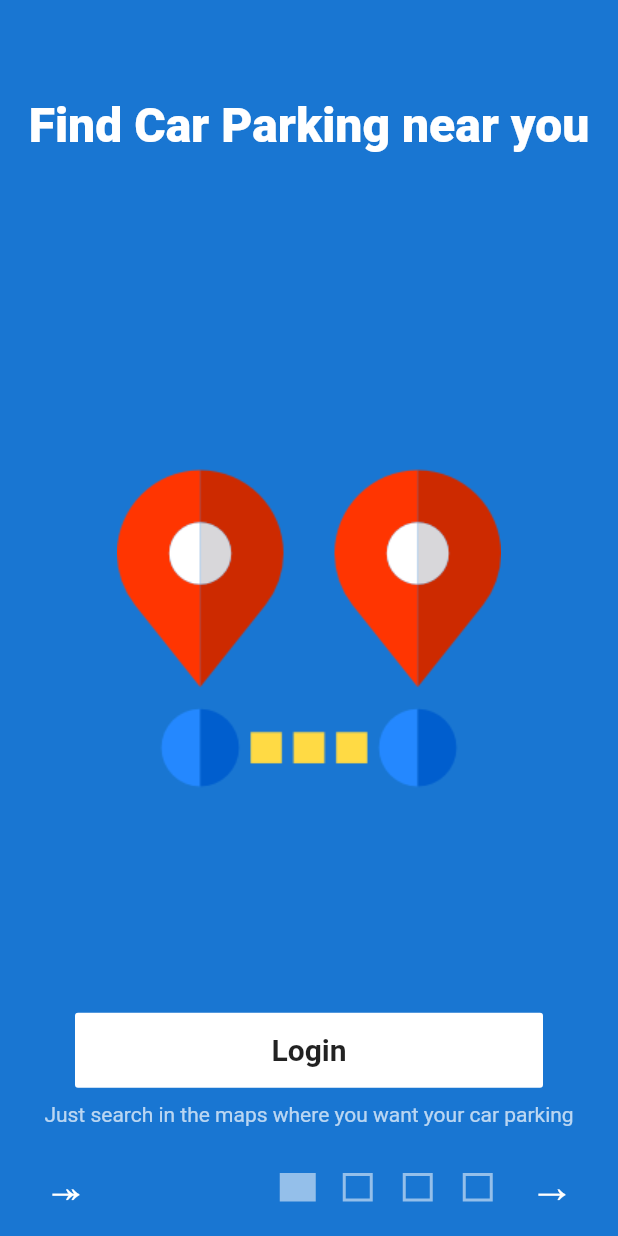
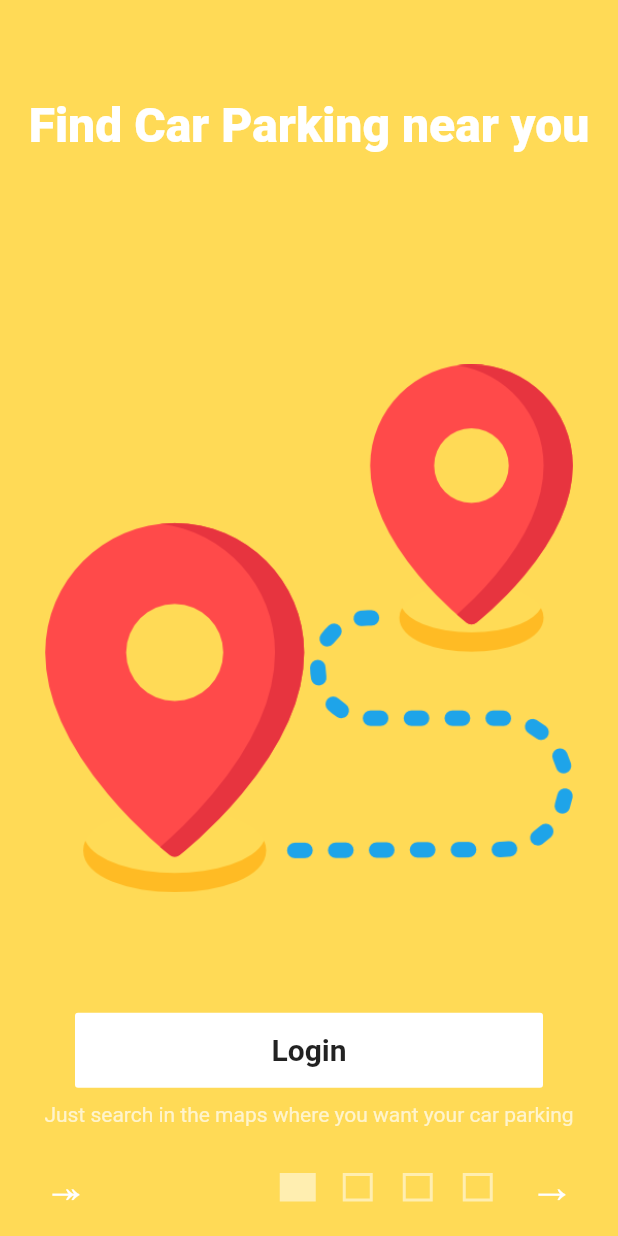
Before and after one commit to ketanchoyal/theParker-Flutter, a Flutter app: the screen it shows after launch, on a phone screen of 412 x 824 dp. Run offline on Flutter 3.47's test engine with Material 2 defaults, Android fonts, the phone set to English and light mode, and no system bars; Roboto replaces fonts that are missing (K2D).

Commit message:
Hd images added

```diff
--- a/lib/UI/Pages/WelcomeScreen.dart
+++ b/lib/UI/Pages/WelcomeScreen.dart
@@ -10,7 +10,7 @@ class WelcomeScreen extends StatelessWidget {
   List<PageViewModel> page(BuildContext context) {
     return [
       PageViewModel(
-        pageColor: Color(0xff1976D2),
+        pageColor: Color(0xffFFDA56),
         title: Text(
           Kstrings.screen1_1,
           textAlign: TextAlign.center,
@@ -34,7 +34,7 @@ class WelcomeScreen extends StatelessWidget {
         textStyle: TextStyle(color: Colors.white),
       ),
       PageViewModel(
-        pageColor: Color(0xff40C4FF),
+        pageColor: Color(0xff2CE7E7),
         title: Text(
           Kstrings.screen2_1,
           textAlign: TextAlign.center,
@@ -58,7 +58,7 @@ class WelcomeScreen extends StatelessWidget {
         textStyle: TextStyle(color: Colors.white),
       ),
       PageViewModel(
-        pageColor: Color(0xffE57373),
+        pageColor: Color(0xff3ABA68),
         title: Text(
           Kstrings.screen3_1,
           textAlign: TextAlign.center,
@@ -79,7 +79,7 @@ class WelcomeScreen extends StatelessWidget {
         textStyle: TextStyle(color: Colors.white),
       ),
       PageViewModel(
-        pageColor: Color(0xffC51162),
+        pageColor: Color(0xffED5575),
         title: Text(
           Kstrings.screen4_1,
           textAlign: TextAlign.center,
```
Also changed, not shown: lib/UI/Pages/Login/Login.dart (+23 -36 lines), assets/parking.png, assets/shake_hands.png, assets/shake_handss.png (added), assets/user_friendly.png, assets/way.png.
